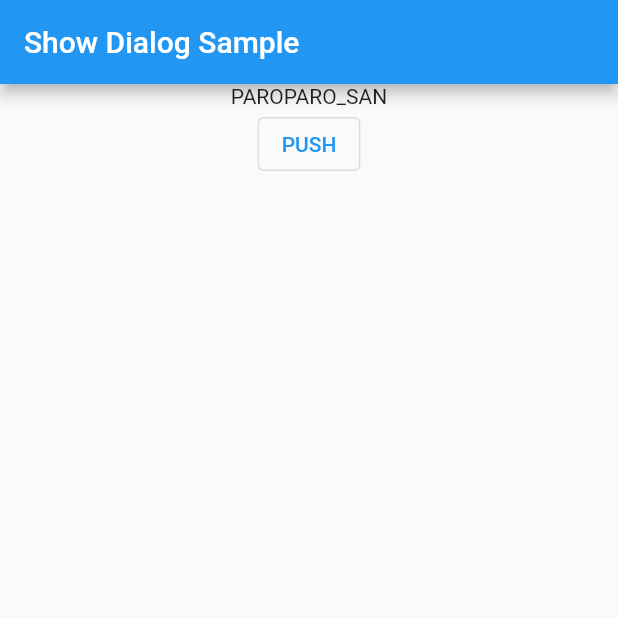
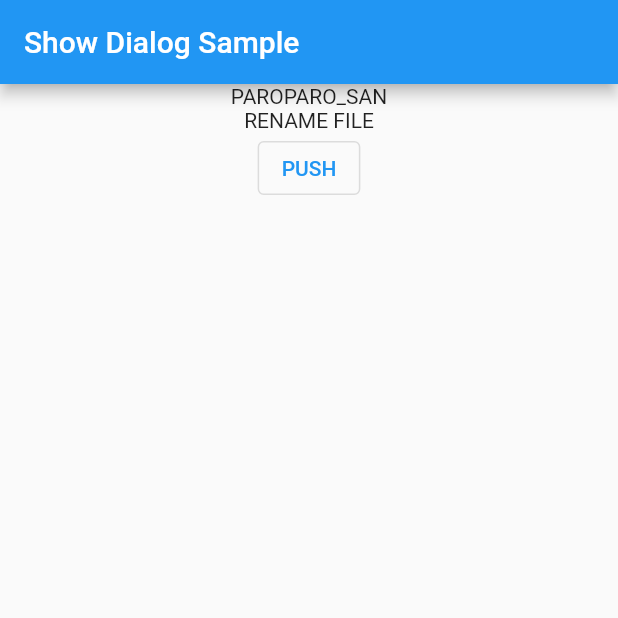
Before and after one commit to garameki/GPSLOGGING, a Flutter app: the screen it shows after launch, on a phone screen of 412 x 824 dp, the top half of it. Run offline on Flutter 3.47's test engine with Material 2 defaults, Android fonts, the phone set to English and light mode, and no system bars; our stand-ins replace font_awesome_flutter, geolocator; missing offline and left inert: dart:ffi.

Commit message:
Houshin ga kimattanode henkoumaeno joutai wo commit shite okimasu

```diff
--- a/lib/dialog_with_text_field/ver0.4.1.dart
+++ b/lib/dialog_with_text_field/ver0.4.1.dart
@@ -173,10 +173,11 @@ class MyWrapperForFilename extends StatefulWidget {
 
 ///[build]関数を見てもらえばわかるが、このMyWrapperForFilename関連のwidget
 ///たちはMyGPSとMyDialogButtonを繋いて、Filenameをやり取りするのに使われている。
-class MyWrapperForFilenameState extends State<MyWrapperForFilename> {
+class MyWrapperForFilenameState extends State<MyWrapperForFilename>
+    implements MyWrapperBetweenDialogAndWidget {
   ///以下の二つのメンバはとても重要です。
-  final key = GlobalKey<MyGPSState>();
-  static late MyWrapperForFilenameState stateForDialog;
+  final keyMyGPS = GlobalKey<MyGPSState>();
+  static late MyWrapperForFilenameState stateForDialog; //build()の中でthisを入れる
 
   @override
   void initState() {
@@ -185,9 +186,9 @@ class MyWrapperForFilenameState extends State<MyWrapperForFilename> {
 
   ///DialogからstateForDialogを通してこの二つの関数を呼び出すことで、
   ///間接的にMyGPSのメソッドをよび出してFilenameをやりとりしている。
-  String? getFilename() => key.currentState!.getFilename();
+  String? getFilename() => keyMyGPS.currentState!.getFilename();
 
-  void setFilename(fname) => key.currentState!.setFilename(fname);
+  void setFilename(fname) => keyMyGPS.currentState!.setFilename(fname);
 
   @override
   Widget build(BuildContext context) {
@@ -195,7 +196,7 @@ class MyWrapperForFilenameState extends State<MyWrapperForFilename> {
     return _MyWrapperForFilenameInherited(
         state: this,
         child: Column(
-            children: <Widget>[MyGPS(key: key), const MyDialogButton()]));
+            children: <Widget>[MyGPS(key: keyMyGPS), const MyDialogButton()]));
   }
 }
 
@@ -236,14 +237,34 @@ class MyGPSState extends State<MyGPS> {
 
   @override
   Widget build(BuildContext context) {
-    return Text(_filename);
+    return Column(
+        children: <Widget>[Text(_filename), const Text('RENAME FILE')]);
   }
 }
+
+abstract class MyWrapperBetweenDialogAndWidget {}//It's procrastinated to make abstract class.
+
 
 
 
 ///ver0.4.1
 ///どうやって本物のGPSと通信するかを考えるdevelopブランチです。
+///
+///今回のdevelopでは、
+///MyGPSのボタンからinputDialog()を呼び出せるようにdevelopします。
+///
+
+///abstruct classを作ろうと思うのだが、
+///良記事
+///https://zenn.dev/iwaku/articles/2020-12-16-iwaku
+///今回はやめておく
+
+///よくよく考えると、
+///Dialogが必要になるtreeには[MyWrapper]を上層部にかませておけば安心
+///だから、ここで考えなければならないことは、ただ一つ。
+///子孫から[inputDialog()]を呼べるようにすること！
+///
+///それには[of]が使えそうですね。
 
 
 
```
